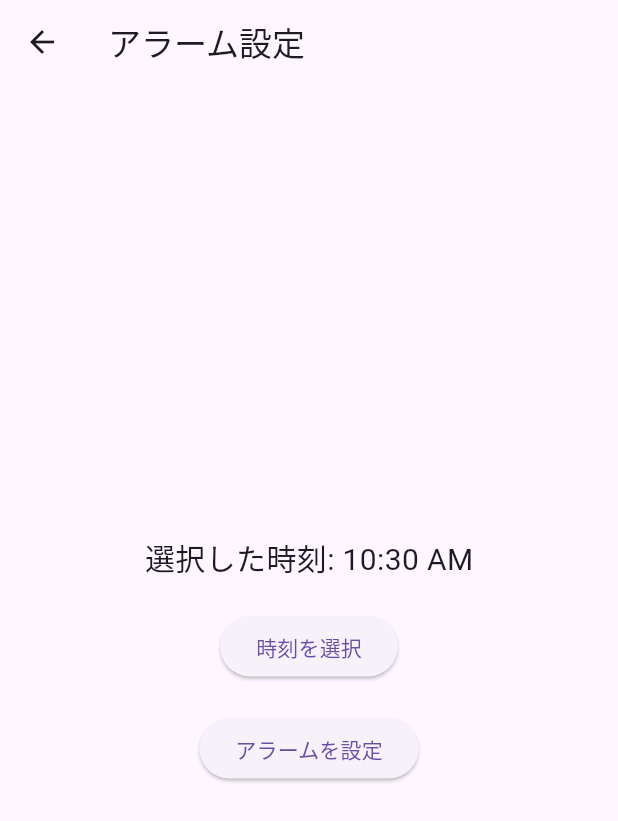
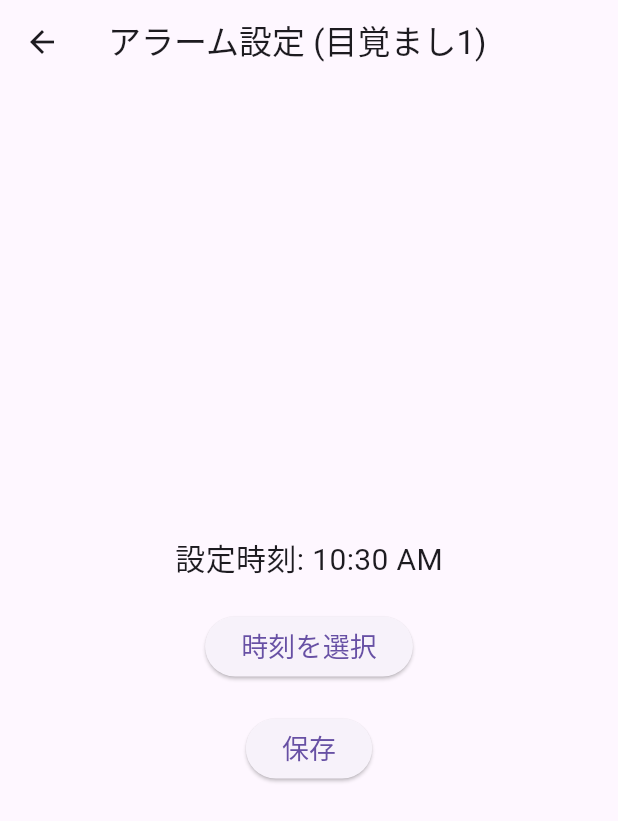
Before and after one commit to yumi-0223/alarm, a Flutter app: the MyPage screen opened directly, after a tap on "セット", on a phone screen of 412 x 824 dp. Shown: the top 821 px of the screen. Run offline on Flutter 3.47's test engine with Material 3 defaults, Android fonts, the phone set to English and light mode, and no system bars; our stand-ins replace cloud_firestore, firebase_auth, firebase_core; accounts and stored records are empty.

Commit message:
目覚まし時刻保存

```diff
--- a/lib/digitalcontents-alarm/pages/mypage/alarm_Screen.dart
+++ b/lib/digitalcontents-alarm/pages/mypage/alarm_Screen.dart
@@ -1,51 +1,130 @@
 import 'package:flutter/material.dart';
+import 'package:cloud_firestore/cloud_firestore.dart';
+import 'package:firebase_core/firebase_core.dart';
 
-
-class AlarmScreen extends StatefulWidget {
-  @override
-  _AlarmScreenState createState() => _AlarmScreenState();
+void main() async {
+  WidgetsFlutterBinding.ensureInitialized();
+  await Firebase.initializeApp();
+  runApp(const MyApp());
 }
 
-class _AlarmScreenState extends State<AlarmScreen> {
-  TimeOfDay selectedTime = TimeOfDay.now(); // 現在の時間をデフォルトに設定
+class MyApp extends StatelessWidget {
+  const MyApp({Key? key}) : super(key: key);
 
-  void _selectTime(BuildContext context) async {
-    final TimeOfDay? picked = await showTimePicker(
-      context: context,
-      initialTime: selectedTime,
+  @override
+  Widget build(BuildContext context) {
+    return MaterialApp(
+      debugShowCheckedModeBanner: false,
+      home: const AlarmSettingPage(
+        alarmLabel: '目覚まし1',
+        initialTime: null,
+      ),
     );
-    if (picked != null && picked != selectedTime) {
-      setState(() {
-        selectedTime = picked; // 時刻を更新
-      });
+  }
+}
+
+class AlarmSettingPage extends StatefulWidget {
+  final String alarmLabel;
+  final TimeOfDay? initialTime;
+
+  const AlarmSettingPage({
+    Key? key,
+    required this.alarmLabel,
+    this.initialTime,
+  }) : super(key: key);
+
+  @override
+  _AlarmSettingPageState createState() => _AlarmSettingPageState();
+}
+
+class _AlarmSettingPageState extends State<AlarmSettingPage> {
+  TimeOfDay? selectedTime;
+
+  @override
+  void initState() {
+    super.initState();
+    selectedTime = widget.initialTime ?? TimeOfDay.now();
+  }
+
+  // Firebaseに目覚ましデータを保存（常に上書き）
+  Future<void> saveAlarmToFirebase(String alarmLabel, TimeOfDay time) async {
+    try {
+      // ユーザID（ここでは仮に「userID」として扱っています。実際のユーザIDを使ってください）
+      String userId = "userID"; // ここを適切なユーザIDに変更してください
+
+      // ユーザのデータをusersコレクションに保存
+      await FirebaseFirestore.instance.collection('users').doc(userId).set({
+        'email': 'user@example.com', // 仮のメールアドレス、実際のものを使用
+        'username': 'User Name', // ユーザー名
+        'alarm1Time': selectedTime?.format(context), // 目覚まし1の時刻
+        'alarm1Set': true, // 目覚まし1の設定有無
+        'alarm2Time': '09:00', // 目覚まし2の時刻（デフォルト）
+        'alarm2Set': false, // 目覚まし2の設定有無（デフォルト）
+        'alarm3Time': '10:00', // 目覚まし3の時刻（デフォルト）
+        'alarm3Set': false, // 目覚まし3の設定有無（デフォルト）
+      }, SetOptions(merge: true)); // 既存のデータに上書きしないようにmergeを使う
+
+      ScaffoldMessenger.of(context).showSnackBar(
+        const SnackBar(content: Text('目覚まし時刻を保存しました！')),
+      );
+    } catch (e) {
+      ScaffoldMessenger.of(context).showSnackBar(
+        SnackBar(content: Text('エラーが発生しました: $e')),
+      );
     }
   }
 
+  // 目覚まし時刻の保存ボタンが押された時の処理
   @override
   Widget build(BuildContext context) {
     return Scaffold(
       appBar: AppBar(
-        title: Text('アラーム設定'),
+        title: Text('アラーム設定 (${widget.alarmLabel})'),
       ),
       body: Center(
         child: Column(
           mainAxisAlignment: MainAxisAlignment.center,
           children: [
             Text(
-              '選択した時刻: ${selectedTime.format(context)}',
-              style: TextStyle(fontSize: 20),
+              selectedTime != null
+                  ? "設定時刻: ${selectedTime!.format(context)}"
+                  : "時刻が未設定です",
+              style: const TextStyle(fontSize: 20),
             ),
-            SizedBox(height: 20),
+            const SizedBox(height: 20),
             ElevatedButton(
-              onPressed: () => _selectTime(context), // 時刻を選択
-              child: Text('時刻を選択'),
+              onPressed: () async {
+                final time = await showTimePicker(
+                  context: context,
+                  initialTime: selectedTime ?? TimeOfDay.now(),
+                );
+                if (time != null) {
+                  setState(() {
+                    selectedTime = time;
+                  });
+                }
+              },
+              child: const Text(
+                '時刻を選択',
+                style: TextStyle(fontSize: 18),
+              ),
             ),
-            SizedBox(height: 20),
+            const SizedBox(height: 20),
             ElevatedButton(
               onPressed: () {
-                Navigator.pop(context, selectedTime); // アラーム設定を戻す
+                if (selectedTime != null) {
+                  saveAlarmToFirebase(widget.alarmLabel, selectedTime!);
+                  Navigator.pop(context, selectedTime);
+                } else {
+                  ScaffoldMessenger.of(context).showSnackBar(
+                    const SnackBar(content: Text('時刻を選択してください')),
+                  );
+                }
               },
-              child: Text('アラームを設定'),
+              child: const Text(
+                '保存',
+                style: TextStyle(fontSize: 18),
+              ),
             ),
           ],
         ),
--- a/lib/digitalcontents-alarm/pages/mypage/my_page.dart
+++ b/lib/digitalcontents-alarm/pages/mypage/my_page.dart
@@ -8,7 +8,6 @@ import 'open_camera.dart';
 import 'alarm_triggered_page.dart';
 import 'todo.dart';
 import 'dart:async';
-// import 'package:image_picker/image_picker.dart'; // image_pickerをインポート
 
 class MyPage extends StatefulWidget {
   @override
@@ -24,19 +23,6 @@ class _MyPageState extends State<MyPage> {
   ];
 
   DateTime currentTime = DateTime.now();
-  bool _isAlarmTriggered = false;
-  // final ImagePicker _picker = ImagePicker(); // ImagePickerのインスタンスを作成
-
-  // // カメラを起動する関数
-  // Future<void> _openCamera() async {
-  //   final XFile? image = await _picker.pickImage(source: ImageSource.camera);
-  //   if (image != null) {
-  //     print('カメラで撮影された画像: ${image.path}');
-  //     // 撮影された画像の処理をここで行う
-  //   } else {
-  //     print('カメラがキャンセルされました');
-  //   }
-  // }
 
   @override
   void initState() {
@@ -63,7 +49,6 @@ class _MyPageState extends State<MyPage> {
             MaterialPageRoute(builder: (context) => AlarmTriggeredPage()),
           );
           todo.isAlarmOn = false; // 一度アラームを止める
-          _isAlarmTriggered = true;
           break;
         }
       }
@@ -131,14 +116,19 @@ class _MyPageState extends State<MyPage> {
                             // セットボタン
                             ElevatedButton(
                               onPressed: () async {
-                                final selectedTime =
+                                final updatedTime =
                                     await Navigator.of(context).push(
                                   MaterialPageRoute(
-                                      builder: (context) => AlarmScreen()),
+                                    builder: (context) => AlarmSettingPage(
+                                      alarmLabel: todo.title,
+                                      initialTime: todo.alarmTime,
+                                    ),
+                                  ),
                                 );
-                                if (selectedTime != null) {
+
+                                if (updatedTime != null) {
                                   setState(() {
-                                    todo.alarmTime = selectedTime;
+                                    todo.alarmTime = updatedTime;
                                     todo.isAlarmOn = true;
                                   });
                                 }
@@ -186,12 +176,6 @@ class _MyPageState extends State<MyPage> {
                         ),
                       ],
                     ),
-                    // カメラアイコンボタン
-                    // ElevatedButton.icon(
-                    //    onPressed: _openCamera, // ボタンが押されたときにカメラを起動
-                    //   icon: Icon(Icons.camera_alt), // カメラアイコン
-                    //   label: Text('カメラを起動'), // ボタンのラベル
-                    // ),
                   ],
                 ),
               ),
--- a/lib/main.dart
+++ b/lib/main.dart
@@ -5,6 +5,8 @@ import 'digitalcontents-alarm/pages/start/start.dart';
 import 'digitalcontents-alarm/pages/mypage/my_page.dart';
 import 'package:firebase_core/firebase_core.dart'; // Firebase Coreのインポート
 
+//!!!!!!!!!!!!!!!!!!個人情報!!!!!!!!!!!!!!!!!!!!!!!!!!!
+//GPTに投げないで！！！！！！！！！！！！！！！！！！！
 // Firebase設定を追加（Firebaseコンソールで取得した設定を使用）
 const firebaseOptions = FirebaseOptions(
     apiKey: "AIzaSyACRVjGQRd5ZCnuEW3Igo-MgDMJNKWqrFg",
```
Also changed, not shown: lib/login_page.dart (+61 -12 lines), lib/registration_page.dart (deleted, +0 -67 lines).
